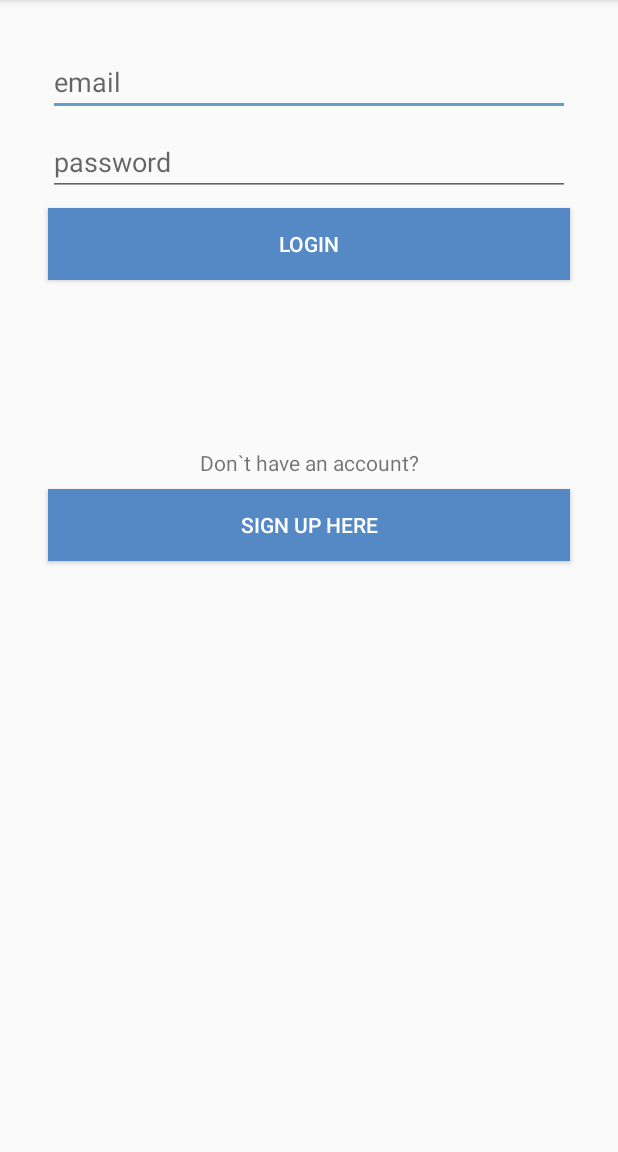
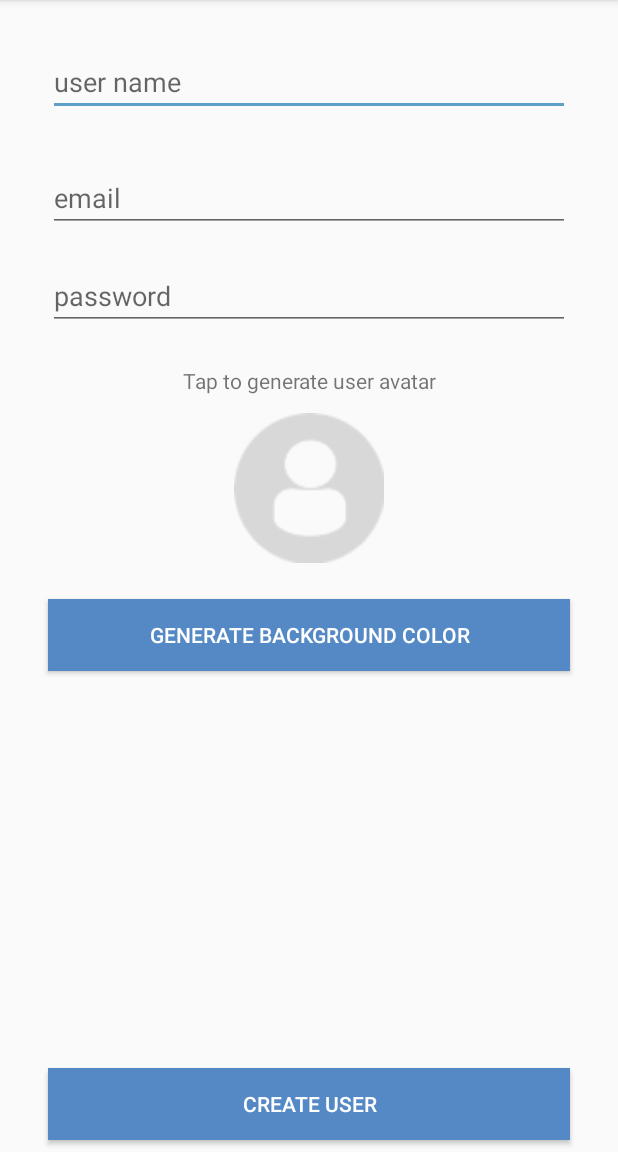
Before and after one commit to TheRealRobis/Smack, an Android app: the LoginActivity screen opened directly, with no data from a screen before it, after a tap on "SIGN UP HERE", on a phone screen of 412 x 824 dp, the part 84-1236 px from its top. Run offline under Robolectric (Android 15) with nearby library versions, the phone set to English and light mode, and no system bars.

Commit message:
lesson-04

```diff
--- a/app/src/main/AndroidManifest.xml
+++ b/app/src/main/AndroidManifest.xml
@@ -20,6 +20,8 @@
         </activity>
         <activity android:name=".LoginActivity">
         </activity>
+        <activity android:name=".CreateUserActivity">
+        </activity>
     </application>
 
 </manifest>
--- /dev/null
+++ b/app/src/main/java/com/robertasrob/smack/CreateUserActivity.kt
@@ -0,0 +1,24 @@
+package com.robertasrob.smack
+
+import android.support.v7.app.AppCompatActivity
+import android.os.Bundle
+import android.view.View
+
+class CreateUserActivity : AppCompatActivity() {
+
+    override fun onCreate(savedInstanceState: Bundle?) {
+        super.onCreate(savedInstanceState)
+        setContentView(R.layout.activity_create_user)
+    }
+
+    fun generateUserAvatar(view: View){
+
+    }
+
+    fun createUserClicked(view: View){
+
+    }
+    fun generateColorClicked(view: View){
+
+    }
+}
--- a/app/src/main/java/com/robertasrob/smack/LoginActivity.kt
+++ b/app/src/main/java/com/robertasrob/smack/LoginActivity.kt
@@ -1,5 +1,6 @@
 package com.robertasrob.smack
 
+import android.content.Intent
 import android.support.v7.app.AppCompatActivity
 import android.os.Bundle
 import android.view.View
@@ -10,11 +11,12 @@ class LoginActivity : AppCompatActivity() {
         super.onCreate(savedInstanceState)
         setContentView(R.layout.activity_login)
     }
-    fun loginloginBtnClicked(view: View){
+    fun loginLoginBtnClicked(view: View){
 
 
     }
     fun loginCreateUserBtnClicked(view: View){
-
+        val createUser = Intent(this, CreateUserActivity::class.java)
+        startActivity(createUser)
     }
 }
--- /dev/null
+++ b/app/src/main/res/layout/activity_create_user.xml
@@ -0,0 +1,75 @@
+<?xml version="1.0" encoding="utf-8"?>
+<android.support.constraint.ConstraintLayout
+        xmlns:android="http://schemas.android.com/apk/res/android"
+        xmlns:tools="http://schemas.android.com/tools"
+        xmlns:app="http://schemas.android.com/apk/res-auto"
+        android:layout_width="match_parent"
+        android:layout_height="match_parent"
+        tools:context=".CreateUserActivity">
+
+    <EditText
+            android:layout_width="0dp"
+            android:layout_height="wrap_content"
+            android:inputType="textPersonName"
+            android:ems="10"
+            android:id="@+id/createUserNameText" android:layout_marginStart="32dp"
+            app:layout_constraintStart_toStartOf="parent" android:layout_marginTop="32dp"
+            app:layout_constraintTop_toTopOf="parent" android:layout_marginEnd="32dp"
+            app:layout_constraintEnd_toEndOf="parent" app:layout_constraintHorizontal_bias="0.5"
+            android:hint="user name" android:textColor="@android:color/darker_gray"/>
+    <EditText
+            android:layout_width="0dp"
+            android:layout_height="wrap_content"
+            android:inputType="textPersonName"
+            android:ems="10"
+            android:id="@+id/createEmailText" android:layout_marginStart="32dp"
+            app:layout_constraintStart_toStartOf="parent" android:layout_marginEnd="32dp"
+            app:layout_constraintEnd_toEndOf="parent" android:layout_marginTop="32dp"
+            app:layout_constraintTop_toBottomOf="@+id/createUserNameText" app:layout_constraintHorizontal_bias="0.5"
+            android:hint="email" android:textColor="@android:color/darker_gray"/>
+    <EditText
+            android:layout_width="0dp"
+            android:layout_height="wrap_content"
+            android:inputType="textPersonName"
+            android:ems="10"
+            android:id="@+id/createPasswordText" android:layout_marginStart="32dp"
+            app:layout_constraintStart_toStartOf="parent" android:layout_marginEnd="32dp"
+            app:layout_constraintEnd_toEndOf="parent" android:layout_marginTop="20dp"
+            app:layout_constraintTop_toBottomOf="@+id/createEmailText" app:layout_constraintHorizontal_bias="0.5"
+            android:hint="password" android:textColor="@android:color/darker_gray"/>
+    <TextView
+            android:text="Tap to generate user avatar"
+            android:layout_width="wrap_content"
+            android:layout_height="wrap_content"
+            android:id="@+id/textView2" app:layout_constraintStart_toStartOf="parent" android:layout_marginStart="8dp"
+            app:layout_constraintEnd_toEndOf="parent" android:layout_marginEnd="8dp" android:layout_marginTop="24dp"
+            app:layout_constraintTop_toBottomOf="@+id/createPasswordText"/>
+    <ImageView
+            android:layout_width="100dp"
+            android:layout_height="100dp" app:srcCompat="@drawable/profiledefault"
+            android:id="@+id/createAvatarImageView"
+            android:layout_marginTop="12dp"
+            app:layout_constraintTop_toBottomOf="@+id/textView2" app:layout_constraintStart_toStartOf="parent"
+            android:layout_marginStart="8dp" app:layout_constraintEnd_toEndOf="parent" android:layout_marginEnd="8dp"
+            app:layout_constraintHorizontal_bias="0.5"
+            android:onClick="generateUserAvatar"/>
+    <Button
+            android:layout_width="0dp"
+            android:layout_height="wrap_content"
+            android:id="@+id/backgroundColorBtn" app:layout_constraintStart_toStartOf="parent"
+            android:layout_marginStart="32dp"
+            app:layout_constraintEnd_toEndOf="parent" android:layout_marginEnd="32dp" android:layout_marginTop="24dp"
+            app:layout_constraintTop_toBottomOf="@+id/createAvatarImageView"
+            app:layout_constraintHorizontal_bias="0.498"
+            android:textColor="@android:color/white" android:background="@color/colorPrimary"
+            android:text="GENERATE BACKGROUND COLOR" android:onClick="generateColorClicked"/>
+    <Button
+            android:text="CREATE USER"
+            android:layout_width="0dp"
+            android:layout_height="wrap_content"
+            android:id="@+id/createUserBtn" app:layout_constraintStart_toStartOf="parent"
+            android:layout_marginStart="32dp"
+            app:layout_constraintEnd_toEndOf="parent" android:layout_marginEnd="32dp" android:layout_marginBottom="8dp"
+            app:layout_constraintBottom_toBottomOf="parent" android:textColor="@android:color/white"
+            android:background="@color/colorPrimary" android:onClick="createUserClicked"/>
+</android.support.constraint.ConstraintLayout>
```
